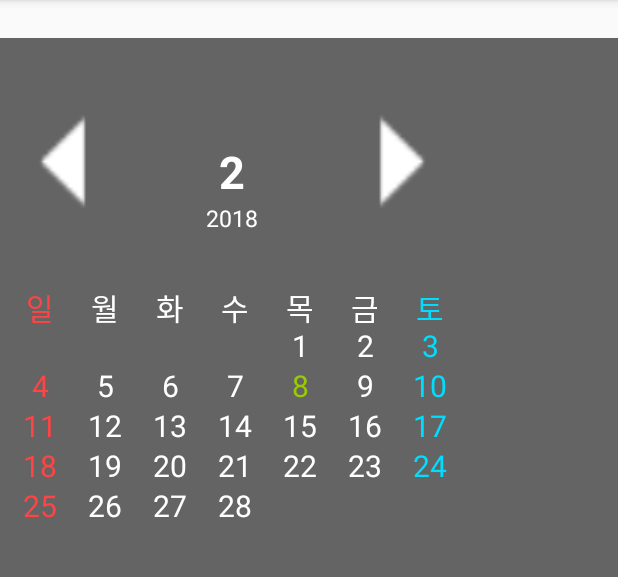
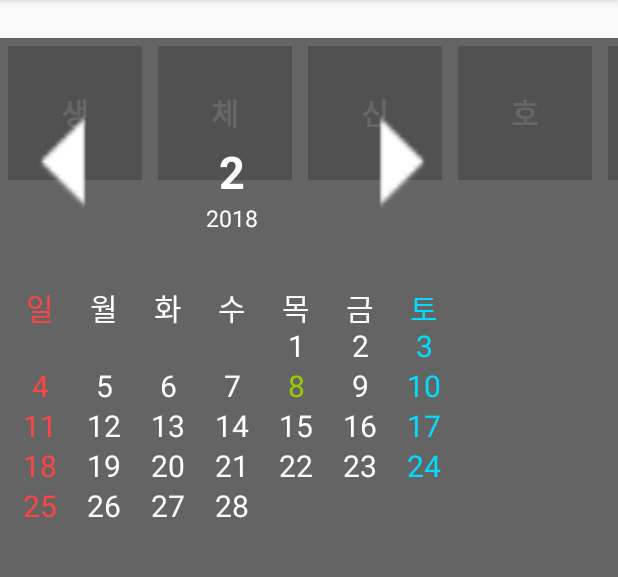
Before and after one commit to wlslrbsl/SugarNote, an Android app: the fragment CalendarFragment shown on its own in the app's theme, with the side drawer open, on a phone screen of 412 x 824 dp, the part 84-661 px from its top. Run offline under Robolectric (Android 15) with nearby library versions, the phone set to English and light mode, and no system bars; 11 statements that could not run were skipped.

Commit message:
default recyclerview implement

```diff
--- a/app/src/main/java/com/isens/sugarnote/CalendarFragment.java
+++ b/app/src/main/java/com/isens/sugarnote/CalendarFragment.java
@@ -5,6 +5,8 @@ import android.content.Context;
 import android.os.Bundle;
 import android.support.v4.app.Fragment;
 import android.support.v4.widget.DrawerLayout;
+import android.support.v7.widget.LinearLayoutManager;
+import android.support.v7.widget.RecyclerView;
 import android.util.Log;
 import android.view.Gravity;
 import android.view.LayoutInflater;
@@ -29,6 +31,8 @@ public class CalendarFragment extends Fragment implements View.OnClickListener,
     private View view;
 
     private DrawerLayout drawer_layout;
+    private RecyclerView recycler_view;
+    private LinearLayoutManager linearLayoutManager;
 
     private GridView gv_calendar;
     private TextView tv_month, tv_year;
@@ -64,6 +68,8 @@ public class CalendarFragment extends Fragment implements View.OnClickListener,
         drawer_layout = (DrawerLayout) view.findViewById(R.id.drawer_layout);
         drawer_layout.addDrawerListener(this);
 
+        recycler_view = (RecyclerView) view.findViewById(R.id.recycler_view);
+
         tv_month = (TextView) view.findViewById(R.id.tv_month);
         tv_year = (TextView) view.findViewById(R.id.tv_year);
         gv_calendar = (GridView) view.findViewById(R.id.gv_calendar);
@@ -89,6 +95,15 @@ public class CalendarFragment extends Fragment implements View.OnClickListener,
         btn_navi_left.setEnabled(true);
         btn_navi_right.setEnabled(true);
 
+        linearLayoutManager = new LinearLayoutManager(ac);
+        linearLayoutManager.setOrientation(LinearLayoutManager.HORIZONTAL);
+
+        recycler_view.setLayoutManager(linearLayoutManager);
+
+        String[] str = {"생", "체", "신", "호", "연", "구", "실"};
+        RecyclerViewAdapter recyclerViewAdapter = new RecyclerViewAdapter(ac, str);
+
+        recycler_view.setAdapter(recyclerViewAdapter);
         setToday();
         setCalendar();
         return view;
--- a/app/src/main/java/com/isens/sugarnote/CustomAdapterSetting.java
+++ b/app/src/main/java/com/isens/sugarnote/CustomAdapterSetting.java
@@ -2,6 +2,7 @@ package com.isens.sugarnote;
 
 import android.content.Context;
 import android.graphics.drawable.Drawable;
+import android.util.Log;
 import android.view.LayoutInflater;
 import android.view.View;
 import android.view.ViewGroup;
@@ -10,10 +11,6 @@ import android.widget.ImageView;
 import android.widget.TextView;
 
 import java.util.ArrayList;
-
-/**
- * Created by chong on 2017-12-17.
- */
 
 public class CustomAdapterSetting extends BaseAdapter {
 
@@ -44,11 +41,11 @@ public class CustomAdapterSetting extends BaseAdapter {
 
         if (convertView == null) {
             LayoutInflater inflater = (LayoutInflater) context.getSystemService(Context.LAYOUT_INFLATER_SERVICE);
-            convertView = inflater.inflate(R.layout.listview_custom, parent, false);
+            convertView = inflater.inflate(R.layout.recyclerview_custom, parent, false);
         }
 
         iv_img = (ImageView) convertView.findViewById(R.id.iv_img);
-        tv_name = (TextView) convertView.findViewById(R.id.tv_name);
+        //tv_name = (TextView) convertView.findViewById(R.id.tv_name);
 
         settingItem = getItem(position);
 
@@ -58,7 +55,7 @@ public class CustomAdapterSetting extends BaseAdapter {
         return convertView;
     }
 
-    public void addItem(Drawable img,String name) {
+    public void addItem(Drawable img, String name) {
         CustomAdapterSettingItem item = new CustomAdapterSettingItem();
 
         item.setIcon(img);
--- /dev/null
+++ b/app/src/main/java/com/isens/sugarnote/RecyclerViewAdapter.java
@@ -0,0 +1,38 @@
+package com.isens.sugarnote;
+
+import android.content.Context;
+import android.support.v7.widget.RecyclerView;
+import android.view.LayoutInflater;
+import android.view.View;
+import android.view.ViewGroup;
+
+public class RecyclerViewAdapter extends RecyclerView.Adapter<RecyclerViewHolder> {
+
+    private Context context;
+    private String[] str;
+    private RecyclerViewHolder viewHolder;
+
+    private View view;
+
+    public RecyclerViewAdapter(Context context, String[] str) {
+        this.context = context;
+        this.str = str;
+    }
+
+    @Override
+    public RecyclerViewHolder onCreateViewHolder(ViewGroup parent, int viewType) {
+        view = LayoutInflater.from(context).inflate(R.layout.recyclerview_custom, parent, false);
+        viewHolder = new RecyclerViewHolder(view);
+        return viewHolder;
+    }
+
+    @Override
+    public void onBindViewHolder(RecyclerViewHolder holder, int position) {
+        holder.tv_recycler.setText(str[position]);
+    }
+
+    @Override
+    public int getItemCount() {
+        return str.length;
+    }
+}
--- /dev/null
+++ b/app/src/main/java/com/isens/sugarnote/RecyclerViewHolder.java
@@ -0,0 +1,16 @@
+package com.isens.sugarnote;
+
+import android.support.v7.widget.RecyclerView;
+import android.view.View;
+import android.widget.TextView;
+
+public class RecyclerViewHolder extends RecyclerView.ViewHolder{
+
+    public TextView tv_recycler;
+
+    public RecyclerViewHolder(View itemView) {
+        super(itemView);
+        tv_recycler = (TextView) itemView.findViewById(R.id.tv_recycler);
+    }
+
+}
--- a/app/src/main/res/layout/fragment_calendar.xml
+++ b/app/src/main/res/layout/fragment_calendar.xml
@@ -5,12 +5,9 @@
     android:orientation="vertical"
     tools:context="com.isens.sugarnote.CalendarFragment">
 
-    <LinearLayout
-        android:layout_width="match_parent"
-        android:layout_height="25dp" />
-
     <android.support.v4.widget.DrawerLayout
         android:id="@+id/drawer_layout"
+        android:layout_marginTop="25dp"
         android:layout_width="match_parent"
         android:layout_height="match_parent">
 
@@ -25,8 +22,8 @@
                 android:layout_height="0dp"
                 android:layout_weight="1">
 
-                <ListView
-                    android:id="@+id/lv_calendar"
+                <android.support.v7.widget.RecyclerView
+                    android:id="@+id/recycler_view"
                     android:layout_width="match_parent"
                     android:layout_height="match_parent" />
 
@@ -44,11 +41,12 @@
         <LinearLayout
             android:layout_width="310dp"
             android:layout_height="match_parent"
-            android:layout_gravity="left"
+            android:layout_gravity="start"
             android:gravity="center"
             android:orientation="vertical">
 
             <LinearLayout
+                android:baselineAligned="false"
                 android:layout_width="match_parent"
                 android:layout_height="0dp"
                 android:layout_weight="2"
@@ -78,7 +76,6 @@
                         android:layout_height="0dp"
                         android:layout_weight="2"
                         android:gravity="bottom|center_horizontal"
-                        android:text="2월"
                         android:textColor="@android:color/white"
                         android:textSize="30sp"
                         android:textStyle="bold" />
@@ -112,7 +109,8 @@
                 android:layout_weight="7"
                 android:gravity="center"
                 android:numColumns="7"
-                android:paddingLeft="5dp" />
+                android:paddingLeft="5dp"
+                android:paddingRight="5dp"/>
 
         </LinearLayout>
 
--- a/app/src/main/res/layout/listview_custom.xml
+++ /dev/null
@@ -1,29 +0,0 @@
-<?xml version="1.0" encoding="utf-8"?>
-<LinearLayout xmlns:android="http://schemas.android.com/apk/res/android"
-    android:layout_width="match_parent"
-    android:layout_height="match_parent"
-    android:orientation="vertical">
-
-    <LinearLayout
-        android:layout_width="match_parent"
-        android:layout_height="50dp"
-        android:layout_marginLeft="10dp"
-        android:layout_marginRight="10dp"
-        android:gravity="center_vertical"
-        android:orientation="horizontal">
-
-        <ImageView
-            android:id="@+id/iv_img"
-            android:layout_width="100dp"
-            android:layout_height="30dp" />
-
-        <TextView
-            android:id="@+id/tv_name"
-            android:layout_width="match_parent"
-            android:layout_height="match_parent"
-            android:gravity="center_vertical"
-            android:textSize="15dp" />
-
-    </LinearLayout>
-
-</LinearLayout>
--- /dev/null
+++ b/app/src/main/res/layout/recyclerview_custom.xml
@@ -0,0 +1,24 @@
+<?xml version="1.0" encoding="utf-8"?>
+<LinearLayout xmlns:android="http://schemas.android.com/apk/res/android"
+    android:layout_width="100dp"
+    android:layout_height="100dp">
+
+    <LinearLayout
+        android:layout_margin="5dp"
+        android:layout_width="match_parent"
+        android:layout_height="match_parent"
+        android:gravity="center"
+        android:background="@drawable/state_btn_gray_square">
+
+        <TextView
+            android:id="@+id/tv_recycler"
+            android:textColor="@android:color/white"
+            android:textSize="20sp"
+            android:textStyle="bold"
+            android:layout_width="wrap_content"
+            android:layout_height="wrap_content"
+            android:gravity="center" />
+
+    </LinearLayout>
+
+</LinearLayout>
```
